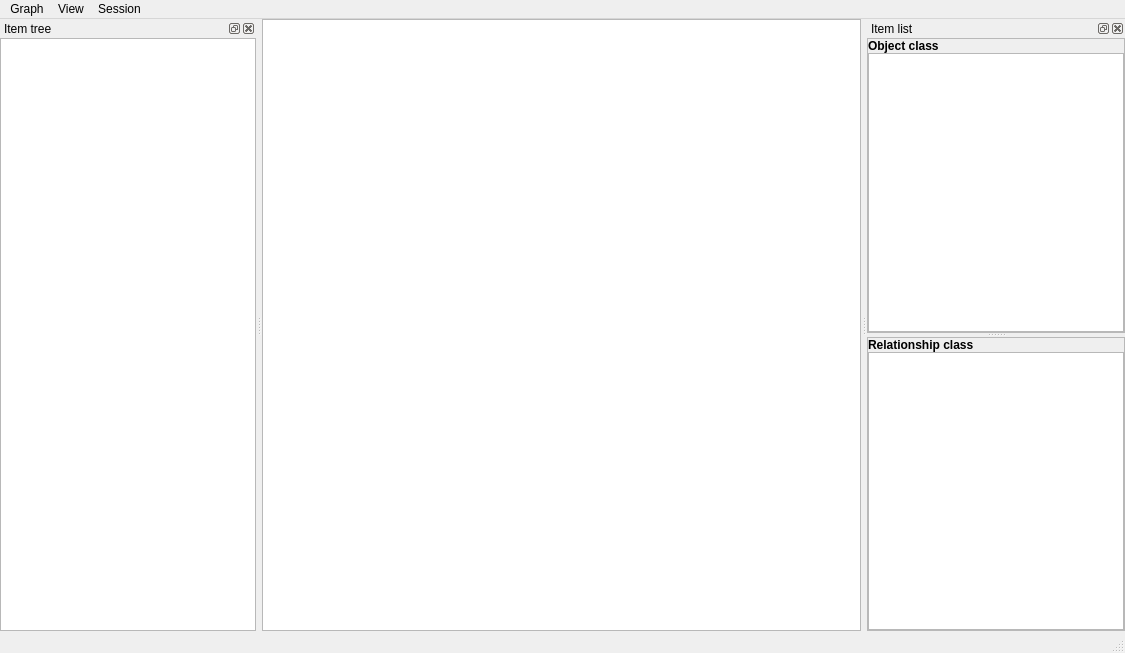
Above: spinetoolbox/ui/graph_view_form.ui from spine-tools/Spine-Toolbox before the change. Below: the same form after it.
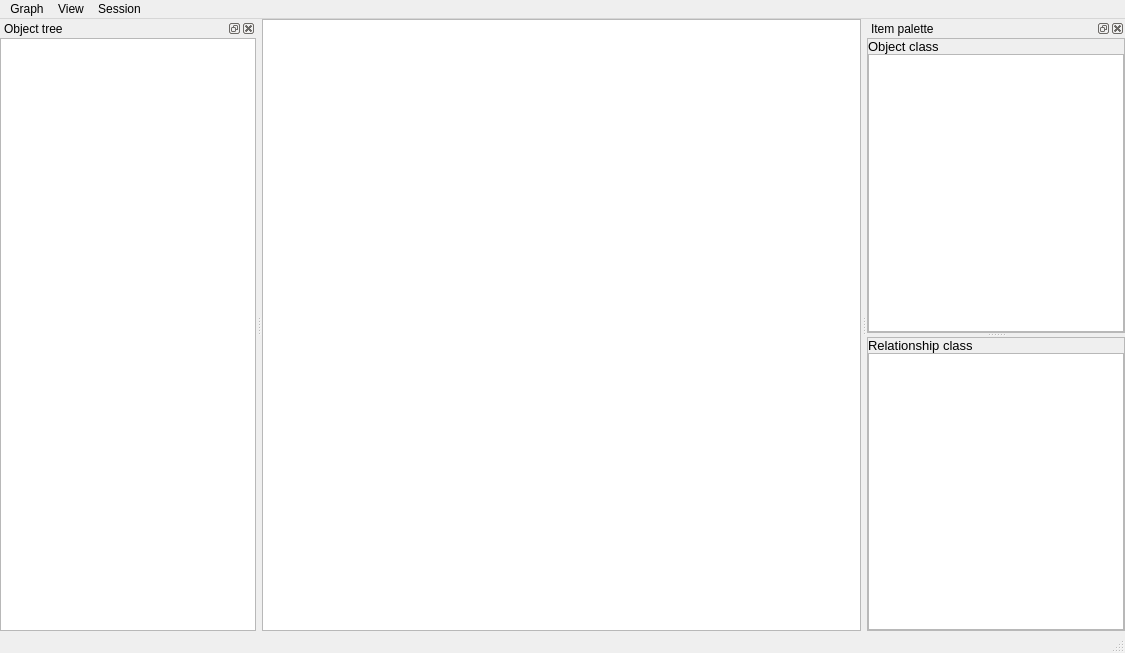
That is the form after the change. Icons and pictures are not drawn. Custom widgets are drawn as their Qt base class.

Commit message: Issue #46 updated: towards support for adding relationships

Patch:
```diff
--- a/spinetoolbox/ui/graph_view_form.ui
+++ b/spinetoolbox/ui/graph_view_form.ui
@@ -101,7 +101,7 @@
   <widget class="QStatusBar" name="statusbar"/>
   <widget class="QDockWidget" name="dockWidget_item_list">
    <property name="windowTitle">
-    <string>Item list</string>
+    <string>Item palette</string>
    </property>
    <attribute name="dockWidgetArea">
     <number>2</number>
@@ -153,11 +153,16 @@
          </property>
          <item>
           <widget class="QLabel" name="label">
+           <property name="font">
+            <font>
+             <pointsize>10</pointsize>
+            </font>
+           </property>
            <property name="frameShadow">
             <enum>QFrame::Sunken</enum>
            </property>
            <property name="text">
-            <string>&lt;b&gt;Object class&lt;/b&gt;</string>
+            <string>Object class</string>
            </property>
           </widget>
          </item>
@@ -260,8 +265,15 @@
          </property>
          <item>
           <widget class="QLabel" name="label_2">
+           <property name="font">
+            <font>
+             <pointsize>10</pointsize>
+             <weight>50</weight>
+             <bold>false</bold>
+            </font>
+           </property>
            <property name="text">
-            <string>&lt;b&gt;Relationship class&lt;/b&gt;</string>
+            <string>Relationship class</string>
            </property>
           </widget>
          </item>
@@ -331,7 +343,7 @@
   </widget>
   <widget class="QDockWidget" name="dockWidget_item_tree">
    <property name="windowTitle">
-    <string>Item tree</string>
+    <string>Object tree</string>
    </property>
    <attribute name="dockWidgetArea">
     <number>1</number>
```
Left out of the diff: 4 changed lines with no effect on the pictures. The commit also changes 6 other files.
